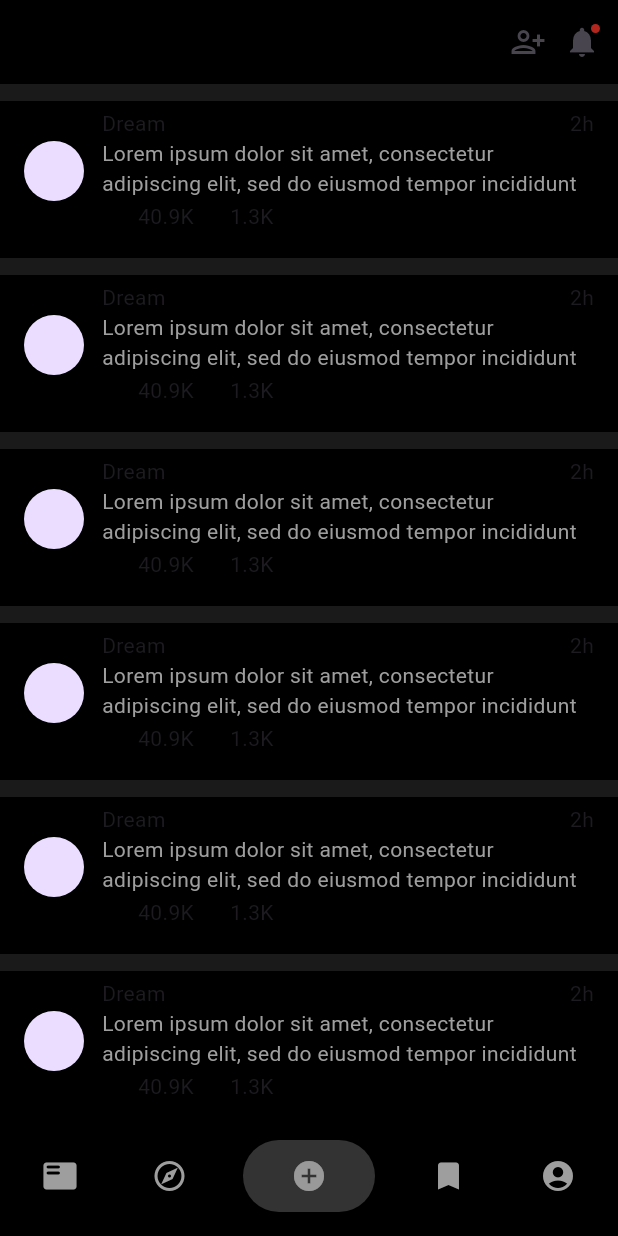
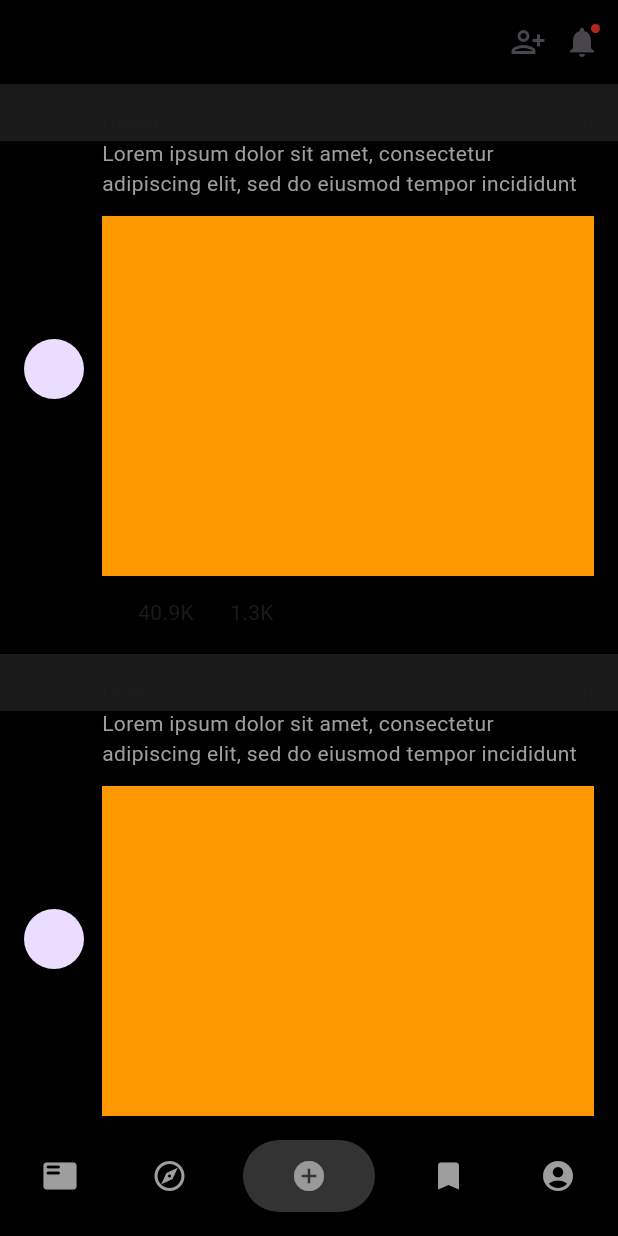
Before and after one commit to JAICHANGPARK/flutter_notebook_chapter_39, a Flutter app: the SocialMediaHomePage screen opened directly, on a phone screen of 412 x 824 dp. Run offline on Flutter 3.47's test engine with Material 3 defaults, Android fonts, the phone set to English and light mode, and no system bars; our stand-ins replace gap.

Commit message:
Update social_media_home_page.dart

```diff
--- a/lib/ep1955_social_media_app/views/social_media_home_page.dart
+++ b/lib/ep1955_social_media_app/views/social_media_home_page.dart
@@ -69,14 +69,22 @@ class _SocialMediaHomePageState extends State<SocialMediaHomePage> {
                           color: Colors.grey,
                         ),
                       ),
+                      Container(
+                        margin: EdgeInsets.symmetric(vertical: 12),
+                        height: 240,
+                        color: Colors.orange,
+                      ),
                       Row(
                         children: [
                           Icon(Icons.favorite),
                           Text("40.9K"),
                           Icon(Icons.chat_outlined),
                           Text("1.3K"),
+                          Spacer(),
+                          Icon(Icons.bookmark)
                         ],
                       ),
+
                     ],
                   ),
                 ),
```
